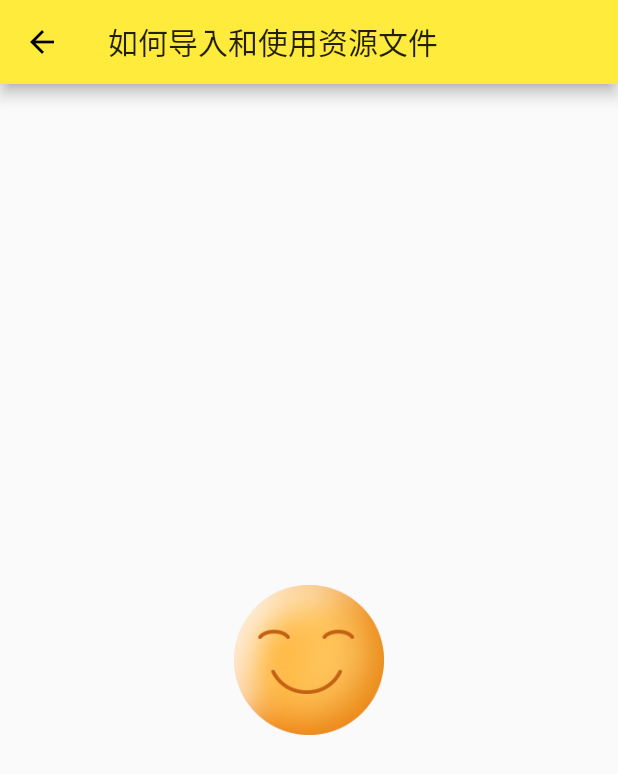
After one commit to wudiansi/flutter_app_test, a Flutter app: the ResPage screen opened directly, on a phone screen of 412 x 824 dp. The commit adds this screen. Shown: the top 774 px of the screen. Run offline on Flutter 3.47's test engine with Material 2 defaults, Android fonts, the phone set to English and light mode, and no system bars; missing offline and left inert: dart:ffi, flutter_color_plugin.

Commit message:
update 5-9 res_page.dart

```diff
--- /dev/null
+++ b/lib/res_page.dart
@@ -0,0 +1,35 @@
+import 'package:flutter/material.dart';
+
+class ResPage extends StatefulWidget {
+  @override
+  _ResPageState createState() => _ResPageState();
+}
+
+class _ResPageState extends State<ResPage> {
+  @override
+  Widget build(BuildContext context) {
+    return Scaffold(
+      appBar: AppBar(
+        title: Text('如何导入和使用资源文件'),
+        leading: GestureDetector(
+          onTap: () {
+            Navigator.pop(context);
+          },
+          child: Icon(Icons.arrow_back),
+        ),
+      ),
+      body: Center(
+        child: Column(
+          mainAxisAlignment: MainAxisAlignment.center,
+          children: <Widget>[
+            Image(
+              width: 100,
+              height: 100,
+              image: AssetImage('images/avatar.png'),
+            )
+          ],
+        ),
+      ),
+    );
+  }
+}
--- a/lib/route_page.dart
+++ b/lib/route_page.dart
@@ -7,6 +7,7 @@ import 'package:flutterapptest/gesture_page.dart';
 import 'package:flutterapptest/lesson_group_page.dart';
 import 'package:flutterapptest/oop_learn.dart';
 import 'package:flutterapptest/plugin_use.dart';
+import 'package:flutterapptest/res_page.dart';
 import 'package:flutterapptest/statefull_group_page.dart';
 //import 'package:flutterapptest/oop_learn.dart';
 
@@ -43,6 +44,7 @@ class MyApp extends StatelessWidget {
         "plugin": (BuildContext context) => PluginUse(),
         "ful": (BuildContext context) => StatefulGroup(),
         "ges": (BuildContext context) => GesturePage(),
+        "res": (BuildContext context) => ResPage(),
       },
     );
   }
@@ -74,6 +76,7 @@ class _RouteNavigatorState extends State<RouteNavigator> {
           _item('plugin page', PluginUse(), 'plugin'),
           _item('ful page', StatefulGroup(), 'ful'),
           _item('gesture page', GesturePage(), 'ges'),
+          _item('res page', ResPage(), 'res'),
         ],
       ),
     );
--- a/pubspec.yaml
+++ b/pubspec.yaml
@@ -46,8 +46,8 @@ flutter:
   uses-material-design: true
 
   # To add assets to your application, add an assets section, like this:
-  # assets:
-  #   - images/a_dot_burr.jpeg
+  assets:
+    - images/avatar.png
   #   - images/a_dot_ham.jpeg
 
   # An image asset can refer to one or more resolution-specific "variants", see
```
Also changed, not shown: images/avatar.png (added).
